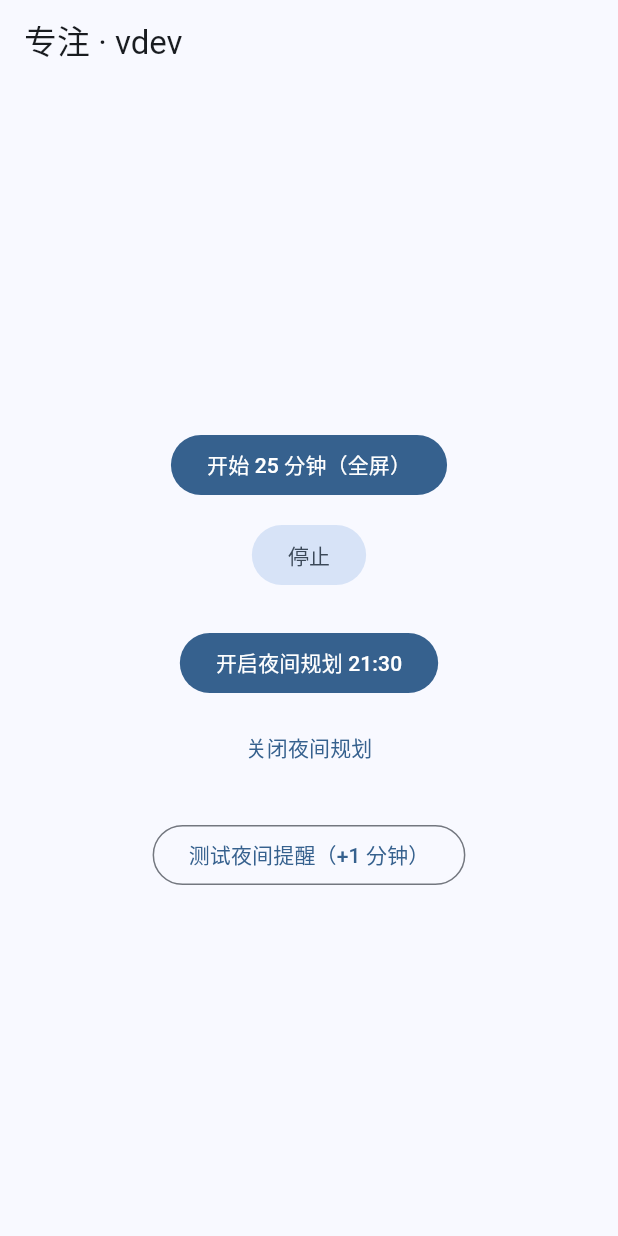
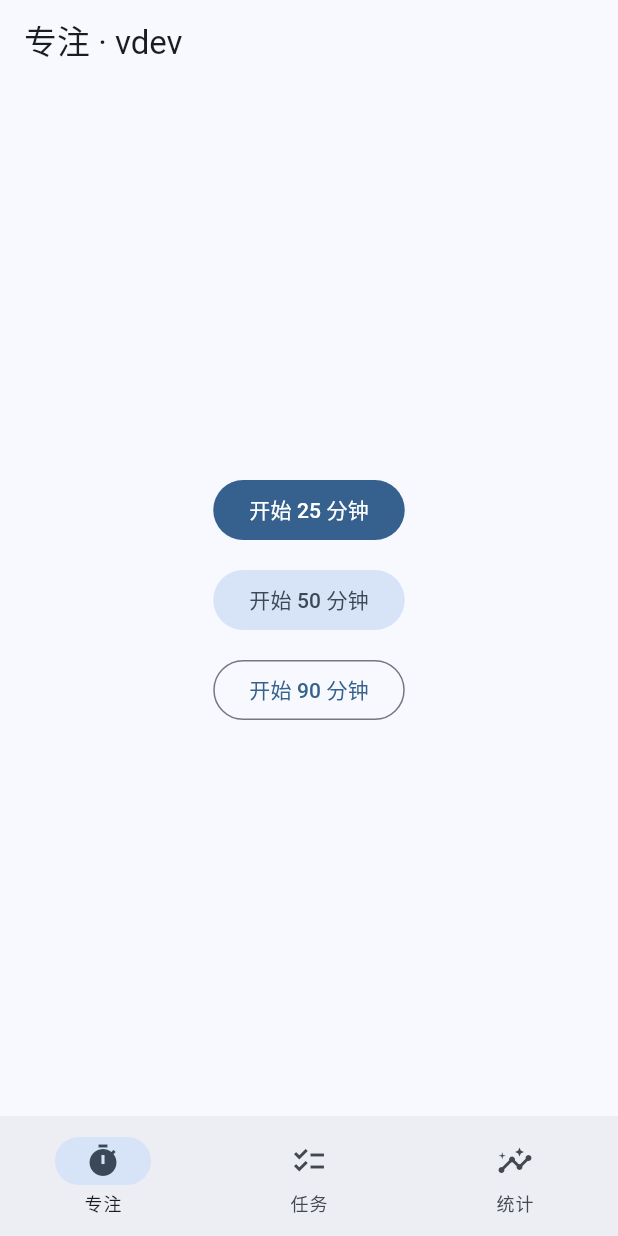
Before and after one commit to 450377560-design/anti-procrastination-app2, a Flutter app: the screen it shows after launch, on a phone screen of 412 x 824 dp. Run offline on Flutter 3.47's test engine with Material 3 defaults, Android fonts, the phone set to English and light mode, and no system bars; our stand-ins replace fl_chart, sqflite, wakelock_plus; accounts and stored records are empty.

Commit message:
Update main.dart

```diff
--- a/lib/main.dart
+++ b/lib/main.dart
@@ -1,12 +1,13 @@
 import 'package:flutter/material.dart';
-import 'services/native_bridge.dart';
+import 'package:intl/intl.dart';
+import 'build_info.dart';
 import 'db/dao_focus.dart';
 import 'focus_page.dart';
-import 'build_info.dart';
+import 'pages/tasks_page.dart';
+import 'pages/stats_page.dart';
 
 void main() {
   WidgetsFlutterBinding.ensureInitialized();
-  NativeBridge.initCallbacks();
   runApp(const MyApp());
 }
 
@@ -17,163 +18,62 @@ class MyApp extends StatelessWidget {
     return MaterialApp(
       title: 'Anti Procrastination App 2',
       theme: ThemeData(useMaterial3: true, colorSchemeSeed: Colors.blue),
-      home: const HomePage(),
+      home: const Root(),
     );
   }
 }
 
-class HomePage extends StatefulWidget {
-  const HomePage({super.key});
+class Root extends StatefulWidget {
+  const Root({super.key});
   @override
-  State<HomePage> createState() => _HomePageState();
+  State<Root> createState() => _RootState();
 }
 
-class _HomePageState extends State<HomePage> {
-  int? _currentSessionId;
+class _RootState extends State<Root> {
+  int _tab = 0;
 
   @override
-  void initState() {
-    super.initState();
-    _ensureNotificationPermission();
-
-    NativeBridge.onInterruption.listen((_) async {
-      final reason = await _pickReason(context);
-      if (reason != null && _currentSessionId != null) {
-        await FocusDao.addInterruption(_currentSessionId!, reason);
-      }
-      if (mounted) _showSnack('已记录打断：${reason ?? "（未选择）"}');
-    });
-
-    NativeBridge.onFinish.listen((_) async {
-      if (_currentSessionId != null) {
-        await FocusDao.finishSession(_currentSessionId!, completed: true);
-        _currentSessionId = null;
-        if (mounted) _showSnack('专注完成');
-      }
-    });
-
-    NativeBridge.onStop.listen((_) async {
-      if (_currentSessionId != null) {
-        await FocusDao.finishSession(_currentSessionId!, completed: false);
-        _currentSessionId = null;
-        if (mounted) _showSnack('专注已停止');
-      }
-    });
-  }
-
-  Future<void> _ensureNotificationPermission() async {
-    final ok = await NativeBridge.requestNotificationPermission();
-    if (!ok && mounted) {
-      _showSnack('未授予通知权限，专注与提醒可能无法工作');
-    }
-  }
-
-  Future<String?> _pickReason(BuildContext ctx) async {
-    const common = ['查看手机', '被他人打断', '通知/消息', '生理需求', '其他'];
-    return showDialog<String>(
-      context: ctx,
-      builder: (c) {
-        String custom = '';
-        return AlertDialog(
-          title: const Text('选择打断原因'),
-          content: Column(
-            mainAxisSize: MainAxisSize.min,
-            children: [
-              ...common.map((e) => ListTile(
-                    title: Text(e),
-                    onTap: () => Navigator.pop(c, e),
-                  )),
-              TextField(
-                decoration: const InputDecoration(hintText: '自定义原因…'),
-                onChanged: (v) => custom = v,
-              ),
-            ],
-          ),
-          actions: [
-            TextButton(onPressed: () => Navigator.pop(c), child: const Text('取消')),
-            FilledButton(onPressed: () => Navigator.pop(c, custom.isEmpty ? null : custom), child: const Text('确定')),
-          ],
-        );
-      },
+  Widget build(BuildContext context) {
+    final pages = [
+      const FocusHome(),
+      const TasksPage(),
+      const StatsPage(),
+    ];
+    return Scaffold(
+      body: pages[_tab],
+      bottomNavigationBar: NavigationBar(
+        selectedIndex: _tab,
+        onDestinationSelected: (i) => setState(() => _tab = i),
+        destinations: const [
+          NavigationDestination(icon: Icon(Icons.timer), label: '专注'),
+          NavigationDestination(icon: Icon(Icons.checklist), label: '任务'),
+          NavigationDestination(icon: Icon(Icons.insights), label: '统计'),
+        ],
+      ),
     );
   }
+}
 
-  Future<void> _startFocus({required int minutes}) async {
-    final ok = await NativeBridge.requestNotificationPermission();
-    if (!ok) {
-      _showSnack('请先在系统设置中允许通知权限');
-      return;
-    }
-    // lock=false：不再尝试原生锁屏 Activity
-    final started = await NativeBridge.startFocus(minutes: minutes, lock: false);
-    if (started) {
-      _currentSessionId = await FocusDao.startSession(minutes);
-      if (!mounted) return;
-      _showSnack('已开始专注 $minutes 分钟');
+class FocusHome extends StatelessWidget {
+  const FocusHome({super.key});
 
-      // 进入 Flutter 全屏专注页（不被系统拦截）
-      // 倒计时来自 NativeBridge.onTick
-      // 结束/停止后会自动返回
-      // ignore: use_build_context_synchronously
-      await Navigator.of(context).push(
-        MaterialPageRoute(builder: (_) => FocusPage(minutes: minutes)),
-      );
-    } else {
-      _showSnack('启动失败');
-    }
+  Future<void> _start(BuildContext context, int minutes) async {
+    await Navigator.of(context).push(MaterialPageRoute(builder: (_) => FocusPage(minutes: minutes)));
   }
 
   @override
   Widget build(BuildContext context) {
     return Scaffold(
-      appBar: AppBar(title: const Text('专注 · v$kBuildName')),
+      appBar: AppBar(title: Text('专注 · v$kBuildName')),
       body: Center(
-        child: Column(
-          mainAxisSize: MainAxisSize.min,
-          children: [
-            FilledButton(
-              onPressed: () => _startFocus(minutes: 25),
-              child: const Text('开始 25 分钟（全屏）'),
-            ),
-            const SizedBox(height: 12),
-            FilledButton.tonal(
-              onPressed: () => NativeBridge.stopFocus(),
-              child: const Text('停止'),
-            ),
-            const SizedBox(height: 24),
-            FilledButton(
-              onPressed: () async {
-                final ok = await NativeBridge.plannerEnable(21, 30);
-                if (ok && mounted) _showSnack('已开启夜间规划 21:30');
-              },
-              child: const Text('开启夜间规划 21:30'),
-            ),
-            const SizedBox(height: 8),
-            TextButton(
-              onPressed: () async {
-                final ok = await NativeBridge.plannerDisable();
-                if (ok && mounted) _showSnack('已关闭夜间规划');
-              },
-              child: const Text('关闭夜间规划'),
-            ),
-            const SizedBox(height: 24),
-            OutlinedButton(
-              onPressed: () async {
-                final now = DateTime.now();
-                final minute = (now.minute + 1) % 60;
-                final hour = (minute == 0) ? (now.hour + 1) % 24 : now.hour;
-                final ok = await NativeBridge.plannerEnable(hour, minute);
-                if (ok && mounted) _showSnack('将于 ${hour.toString().padLeft(2, '0')}:${minute.toString().padLeft(2, '0')} 推送夜间提醒（测试）');
-              },
-              child: const Text('测试夜间提醒（+1 分钟）'),
-            ),
-          ],
-        ),
+        child: Column(mainAxisSize: MainAxisSize.min, children: [
+          FilledButton(onPressed: () => _start(context, 25), child: const Text('开始 25 分钟')),
+          const SizedBox(height: 12),
+          FilledButton.tonal(onPressed: () => _start(context, 50), child: const Text('开始 50 分钟')),
+          const SizedBox(height: 12),
+          OutlinedButton(onPressed: () => _start(context, 90), child: const Text('开始 90 分钟')),
+        ]),
       ),
     );
   }
-
-  void _showSnack(String msg) {
-    ScaffoldMessenger.of(context).showSnackBar(SnackBar(content: Text(msg)));
-  }
 }
```
